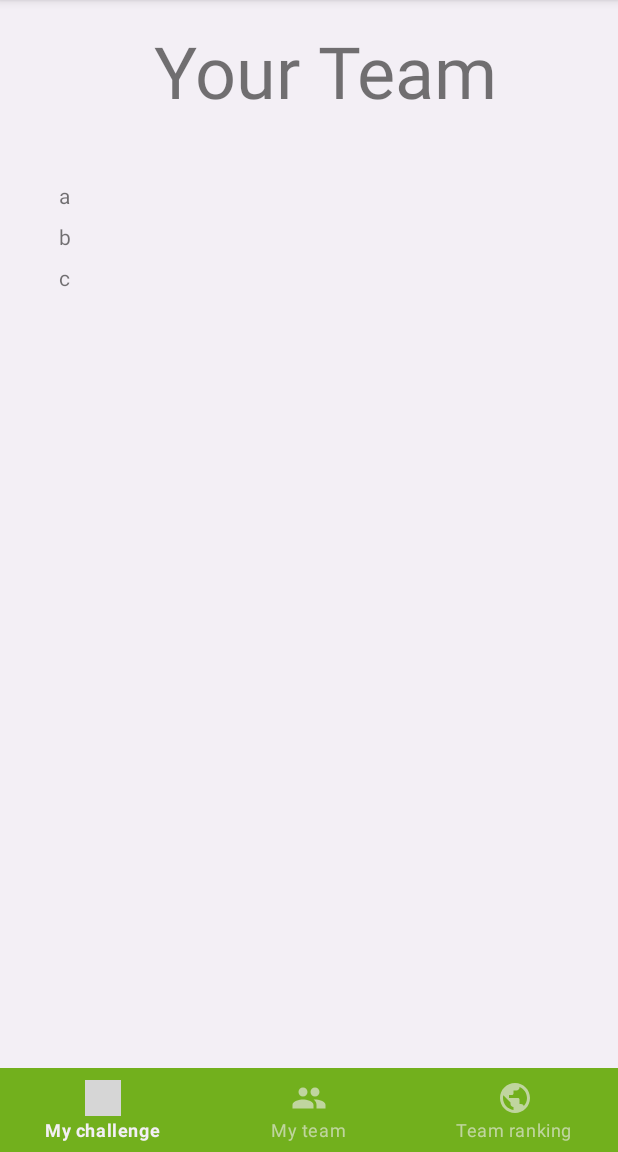
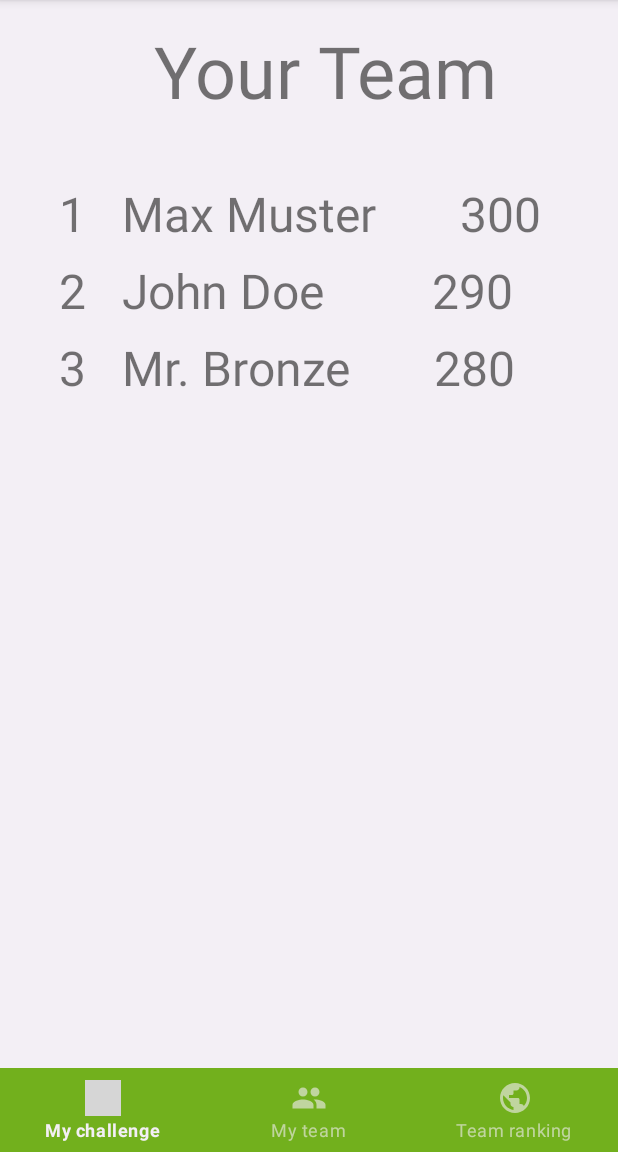
Before and after one commit to AlexW00/climate-duels, an Android app: the fragment TeamFragment placed in its activity, on a phone screen of 412 x 824 dp, the part 84-1236 px from its top. Run offline under Robolectric (Android 15) with nearby library versions, the phone set to English and light mode, and no system bars; grey boxes are pictures that could not be loaded.

Commit message:
Added: Example data for RecyclerView.

```diff
--- a/app/src/main/java/com/example/climateduels/team/TeamFragment.java
+++ b/app/src/main/java/com/example/climateduels/team/TeamFragment.java
@@ -38,7 +38,10 @@ public class TeamFragment extends Fragment {
         super.onViewCreated(view, savedInstanceState);
         recyclerView = view.findViewById(recycler_menu);
         recyclerView.setLayoutManager(new LinearLayoutManager(getContext()));
-        recyclerView.setAdapter(new CustomAdapter(new String[]{"a", "b", "c"}));
+        recyclerView.setAdapter(new CustomAdapter(new String[]{
+                "1   Max Muster       300",
+                "2   John Doe         290",
+                "3   Mr. Bronze       280"}));
     }
 
 }
--- a/app/src/main/res/layout/text_row_item.xml
+++ b/app/src/main/res/layout/text_row_item.xml
@@ -1,19 +1,4 @@
 <?xml version="1.0" encoding="utf-8"?>
-<!--
- Copyright 2014 The Android Open Source Project
-
- Licensed under the Apache License, Version 2.0 (the "License");
- you may not use this file except in compliance with the License.
- You may obtain a copy of the License at
-
-     http://www.apache.org/licenses/LICENSE-2.0
-
- Unless required by applicable law or agreed to in writing, software
- distributed under the License is distributed on an "AS IS" BASIS,
- WITHOUT WARRANTIES OR CONDITIONS OF ANY KIND, either express or implied.
- See the License for the specific language governing permissions and
- limitations under the License.
--->
 
 <FrameLayout xmlns:android="http://schemas.android.com/apk/res/android"
     android:layout_width="wrap_content"
@@ -25,5 +10,7 @@
     <TextView
         android:id="@+id/textView"
         android:layout_width="match_parent"
-        android:layout_height="match_parent" />
+        android:layout_height="match_parent"
+        android:textSize="32sp"
+        />
 </FrameLayout>
```
